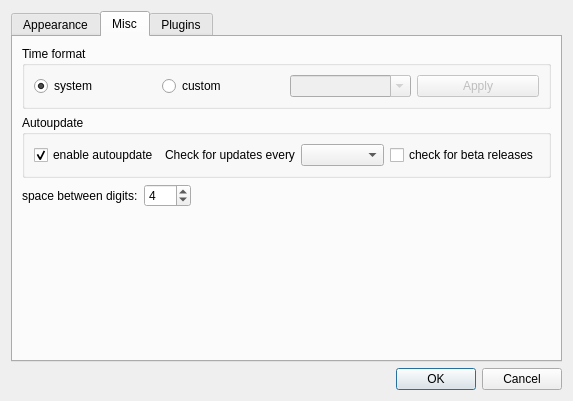
Above: digital_clock/gui/settings_dialog.ui from Kolcha/DigitalClock4 before the change. Below: the same form after it.
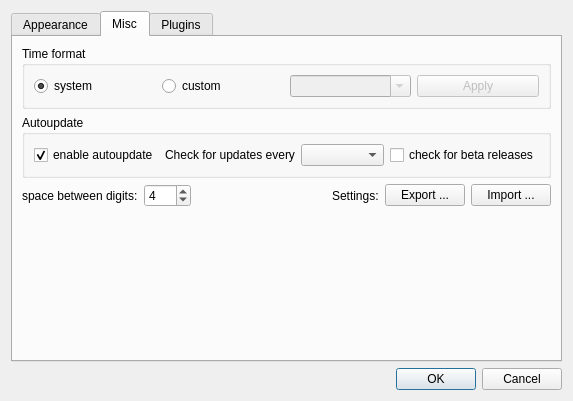
That is the form after the change. The open tabs and pages were chosen to show the change.

Commit message:
added export/import buttons
branch : export_import

What changed in the file:
```diff
--- a/digital_clock/gui/settings_dialog.ui
+++ b/digital_clock/gui/settings_dialog.ui
@@ -566,6 +566,27 @@
            </property>
           </spacer>
          </item>
+         <item>
+          <widget class="QLabel" name="settings_label">
+           <property name="text">
+            <string>Settings:</string>
+           </property>
+          </widget>
+         </item>
+         <item>
+          <widget class="QPushButton" name="export_btn">
+           <property name="text">
+            <string>Export ...</string>
+           </property>
+          </widget>
+         </item>
+         <item>
+          <widget class="QPushButton" name="import_btn">
+           <property name="text">
+            <string>Import ...</string>
+           </property>
+          </widget>
+         </item>
         </layout>
        </item>
        <item>
```
The commit also changes 4 other files.
